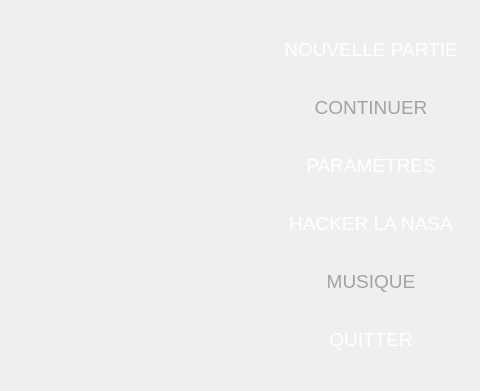
Above: vue/application.ui from mourad1081/LaRevancheDesIndustriels before the change; both pictures show x 248 to 728 and y 0 to 391 of the 728 by 391 pixel window. Below: the same form after it.
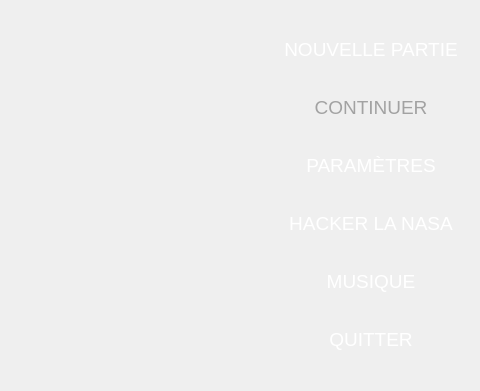
That is the form after the change. Icons and pictures are not drawn.

The edit to the form file:
```diff
--- a/vue/application.ui
+++ b/vue/application.ui
@@ -177,7 +177,7 @@
       <item alignment="Qt::AlignRight">
        <widget class="QPushButton" name="btnMusique">
         <property name="enabled">
-         <bool>false</bool>
+         <bool>true</bool>
         </property>
         <property name="minimumSize">
          <size>
@@ -195,7 +195,7 @@
          <cursorShape>PointingHandCursor</cursorShape>
         </property>
         <property name="styleSheet">
-         <string notr="true">color: rgb(162, 162, 162);</string>
+         <string notr="true"/>
         </property>
         <property name="text">
          <string>MUSIQUE</string>
```
